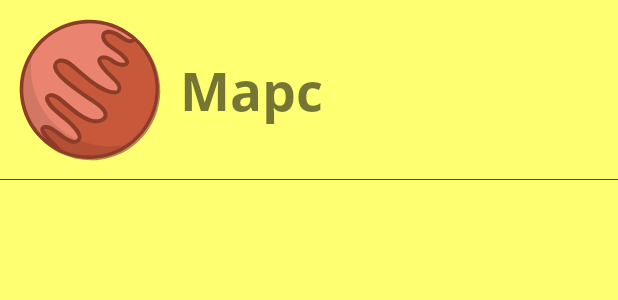
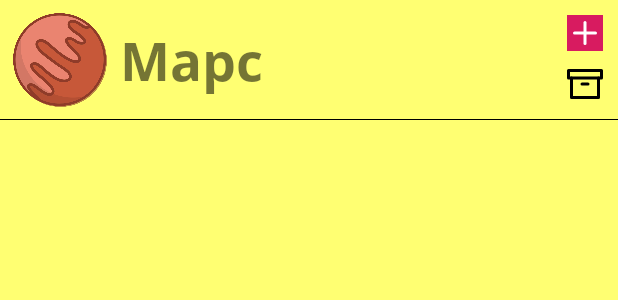
Before and after one commit to ip-droid/PiK4A, an Android app: the layout activity_recycler_item_mars.xml on its own in the app's theme, with its tools: preview values and no code run, on a phone screen of 412 x 824 dp. Shown: the top 300 px of the screen. Run offline under Robolectric (Android 15) with nearby library versions, the phone set to English and light mode, and no system bars.

Commit message:
добавили простое удаление/добавление элементов ----- ничего не отобразилось

```diff
--- a/app/src/main/res/layout/activity_recycler_item_mars.xml
+++ b/app/src/main/res/layout/activity_recycler_item_mars.xml
@@ -6,8 +6,8 @@
 
     <androidx.appcompat.widget.AppCompatImageView
         android:id="@+id/marsImageView"
-        android:layout_width="120dp"
-        android:layout_height="120dp"
+        android:layout_width="80dp"
+        android:layout_height="80dp"
         app:layout_constraintStart_toStartOf="parent"
         app:layout_constraintTop_toTopOf="parent"
         app:srcCompat="@drawable/bg_mars" />
@@ -22,10 +22,29 @@
         app:layout_constraintStart_toEndOf="@+id/marsImageView"
         app:layout_constraintTop_toTopOf="@+id/marsImageView" />
 
+    <androidx.appcompat.widget.AppCompatImageView
+        android:id="@+id/addItemImageView"
+        android:layout_width="wrap_content"
+        android:layout_height="wrap_content"
+        android:layout_margin="10dp"
+        android:background="@color/colorAccent"
+        app:layout_constraintEnd_toEndOf="parent"
+        app:layout_constraintTop_toTopOf="parent"
+        app:srcCompat="@drawable/ic_plus_fab" />
+
+    <androidx.appcompat.widget.AppCompatImageView
+        android:id="@+id/removeItemImageView"
+        android:layout_width="wrap_content"
+        android:layout_height="wrap_content"
+        android:layout_margin="10dp"
+        app:layout_constraintEnd_toEndOf="parent"
+        app:layout_constraintTop_toBottomOf="@id/addItemImageView"
+        app:srcCompat="@drawable/ic_archive" />
+
     <View
         android:layout_width="match_parent"
         android:layout_height="1px"
-        android:background="#C90202"
+        android:background="#000"
         app:layout_constraintBottom_toBottomOf="@+id/marsImageView"
         app:layout_constraintStart_toStartOf="parent" />
 </androidx.constraintlayout.widget.ConstraintLayout>
```
Also changed, not shown: app/src/main/java/com/google/pik4a/recycler/RecyclerActivity.kt (+5 -2 lines), app/src/main/java/com/google/pik4a/recycler/RecyclerActivityAdapter.kt (+20 -1 lines), app/src/main/res/layout/activity_recycler.xml (+9 -1 lines).
